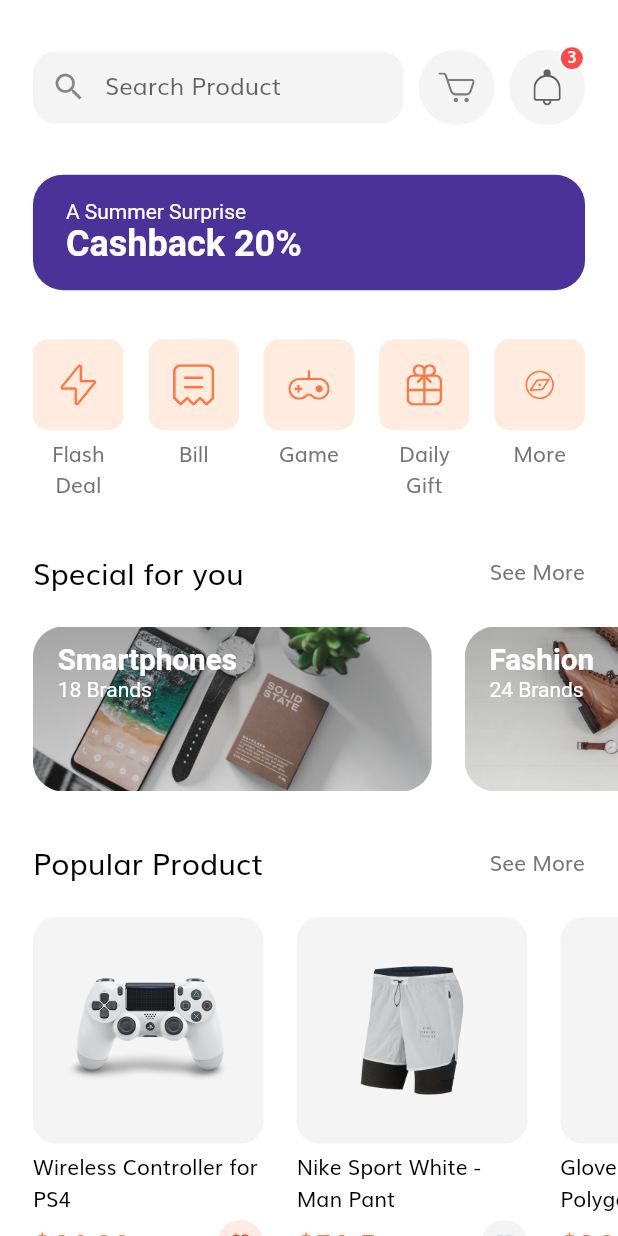
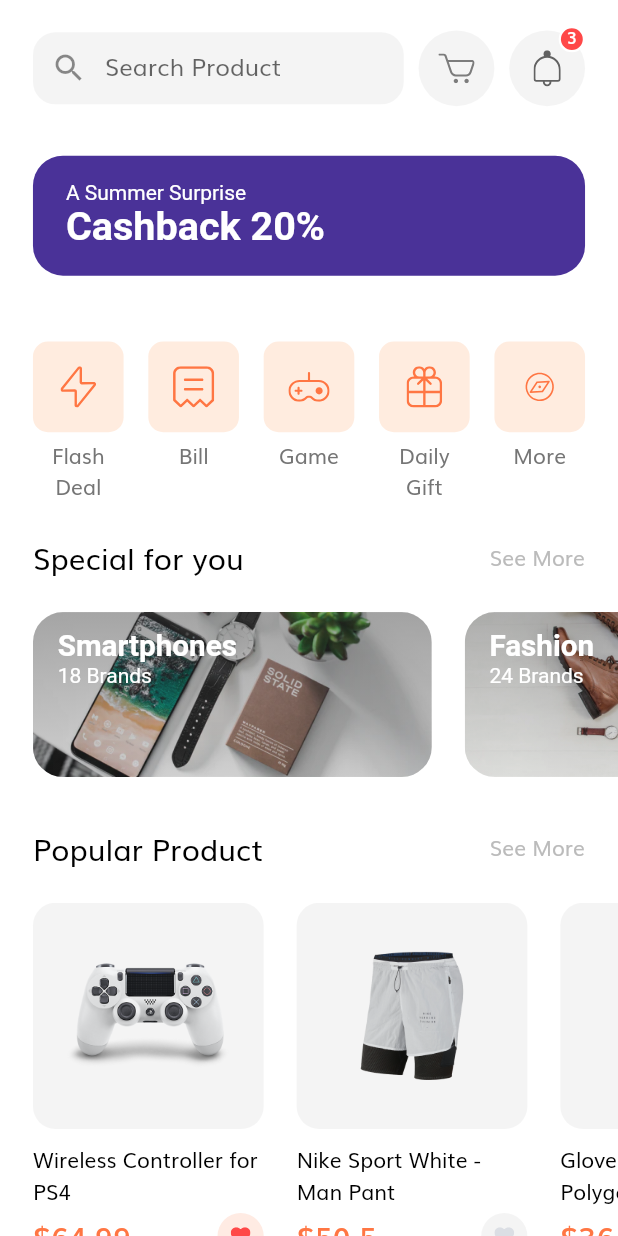
Before and after one commit to ElXak/e_shop, a Flutter app: the HomeScreen screen opened by its route, on a phone screen of 412 x 824 dp. Run offline on Flutter 3.47's test engine with Material 2 defaults, Android fonts, the phone set to English and light mode, and no system bars; our stand-ins replace flutter_svg.

```diff
--- a/lib/components/default_button.dart
+++ b/lib/components/default_button.dart
@@ -8,12 +8,10 @@ class DefaultButton extends StatelessWidget {
     Key key,
     this.text,
     this.onPress,
-    this.after,
   }) : super(key: key);
 
   final String text;
   final Function onPress;
-  final double after;
 
   @override
   Widget build(BuildContext context) {
--- a/lib/components/form_builder.dart
+++ b/lib/components/form_builder.dart
@@ -277,7 +277,7 @@ class _FormBuilderState extends State<FormBuilder> {
       children: [
         Text('This code will expire in '),
         TweenAnimationBuilder(
-          tween: Tween(begin: 30.0, end: 0),
+          tween: Tween(begin: 30.0, end: 0.0),
           duration: Duration(seconds: 30), // because we allow user 30s
           builder: (context, vale, child) => Text(
             '00:${vale.toInt()}',
@@ -401,6 +401,7 @@ class _FormBuilderState extends State<FormBuilder> {
           Text(
             'By continuing you confirm that you agree \nwith our Term and Condition',
             textAlign: TextAlign.center,
+            style: Theme.of(context).textTheme.caption,
           ),
         ];
         break;
--- a/lib/components/icon_btn_with_counter.dart
+++ b/lib/components/icon_btn_with_counter.dart
@@ -20,7 +20,7 @@ class IconBtnWithCounter extends StatelessWidget {
   Widget build(BuildContext context) {
     return InkWell(
       onTap: onPress,
-      borderRadius: BorderRadius.circular(50),
+      borderRadius: BorderRadius.circular(100),
       child: Stack(
         overflow: Overflow.visible,
         children: [
--- a/lib/components/product_card.dart
+++ b/lib/components/product_card.dart
@@ -11,18 +11,23 @@ class ProductCard extends StatelessWidget {
     this.width = 140,
     this.aspectRatio = 1.02,
     @required this.product,
+    @required this.onPress,
   }) : super(key: key);
 
   final double width, aspectRatio;
   final Product product;
+  final GestureTapCallback onPress;
 
   @override
   Widget build(BuildContext context) {
     return Padding(
       padding: EdgeInsets.only(left: getProportionateScreenWidth(20)),
+      child: GestureDetector(
+        onTap: onPress,
         child: SizedBox(
           width: getProportionateScreenWidth(width),
           child: Column(
+            crossAxisAlignment: CrossAxisAlignment.start,
             children: [
               AspectRatio(
                 aspectRatio: aspectRatio,
@@ -35,7 +40,7 @@ class ProductCard extends StatelessWidget {
                   child: Image.asset(product.images[0]),
                 ),
               ),
-            const SizedBox(height: 5),
+              SizedBox(height: 10),
               SizedBox(
                 height: 46,
                 child: Text(
@@ -56,7 +61,7 @@ class ProductCard extends StatelessWidget {
                     ),
                   ),
                   InkWell(
-                  borderRadius: BorderRadius.circular(30),
+                    borderRadius: BorderRadius.circular(50),
                     onTap: () {
                       //TODO add to the favorites and like it
                     },
@@ -83,6 +88,7 @@ class ProductCard extends StatelessWidget {
             ],
           ),
         ),
+      ),
     );
   }
 }
--- a/lib/components/search_field.dart
+++ b/lib/components/search_field.dart
@@ -12,7 +12,6 @@ class SearchField extends StatelessWidget {
   Widget build(BuildContext context) {
     return Container(
       width: SizeConfig.screenWidth * 0.6,
-      // height: 50,
       decoration: BoxDecoration(
         color: kSecondaryColor.withOpacity(0.1),
         borderRadius: BorderRadius.circular(15),
@@ -20,8 +19,10 @@ class SearchField extends StatelessWidget {
       child: TextField(
         onChanged: (value) {
           //TODO Search value
+          print(value);
         },
         decoration: InputDecoration(
+          border: InputBorder.none,
           enabledBorder: InputBorder.none,
           focusedBorder: InputBorder.none,
           hintText: 'Search Product',
--- a/lib/components/text_field_properties.dart
+++ b/lib/components/text_field_properties.dart
@@ -1,4 +1,4 @@
-import 'package:e_shop/enums.dart';
+import '../enums.dart';
 
 class TextFieldProperties {
   TextFieldProperties({
--- a/lib/constants.dart
+++ b/lib/constants.dart
@@ -7,12 +7,13 @@ const kPrimaryLightColor = Color(0xFFFFECDF);
 const kPrimaryGradientColor = LinearGradient(
   begin: Alignment.topLeft,
   end: Alignment.bottomRight,
-  colors: [Color(0xFFFFA53E), Color(0xFFFF7643)],
+  colors: [Color(0xFFFFA53E), kPrimaryColor],
 );
 const kSecondaryColor = Color(0xFF979797);
 const kTextColor = Color(0xFF757575);
 
 const kAnimationDuration = Duration(milliseconds: 200);
+const kDefaultDuration = Duration(milliseconds: 250);
 
 final kHeadingStyle = TextStyle(
   fontSize: getProportionateScreenWidth(28),
@@ -31,7 +32,7 @@ final kOtpInputDecoration = InputDecoration(
 );
 
 final kOutlineInputBorder = OutlineInputBorder(
-  borderRadius: BorderRadius.circular(15),
+  borderRadius: BorderRadius.circular(getProportionateScreenWidth(15)),
   borderSide: BorderSide(color: kTextColor),
 );
 
--- a/lib/main.dart
+++ b/lib/main.dart
@@ -4,9 +4,7 @@ import 'screens/splash/splash_screen.dart';
 import 'routs.dart';
 import 'theme.dart';
 
-void main() {
-  runApp(MyApp());
-}
+void main() => runApp(MyApp());
 
 class MyApp extends StatelessWidget {
   // This widget is the root of your application.
--- a/lib/models/Product.dart
+++ b/lib/models/Product.dart
@@ -1,6 +1,7 @@
 import 'package:flutter/material.dart';
 
 class Product {
+  final int id;
   final String title, description;
   final List<String> images;
   final List<Color> colors;
@@ -8,14 +9,15 @@ class Product {
   final bool isFavorite, isPopular;
 
   Product({
+    @required this.id,
     @required this.title,
     @required this.description,
     @required this.images,
     @required this.colors,
     @required this.price,
-    this.rating,
-    this.isFavorite,
-    this.isPopular,
+    this.rating = 0.0,
+    this.isFavorite = false,
+    this.isPopular = false,
   });
 }
 
@@ -23,6 +25,7 @@ class Product {
 
 List<Product> demoProducts = [
   Product(
+    id: 1,
     title: 'Wireless Controller for PS4',
     description: description,
     images: [
@@ -43,6 +46,7 @@ List<Product> demoProducts = [
     isPopular: true,
   ),
   Product(
+    id: 2,
     title: 'Nike Sport White - Man Pant',
     description: description,
     images: [
@@ -60,6 +64,7 @@ List<Product> demoProducts = [
     isPopular: true,
   ),
   Product(
+    id: 3,
     title: 'Gloves XC Omega - Polygon',
     description: description,
     images: [
@@ -77,6 +82,7 @@ List<Product> demoProducts = [
     isPopular: true,
   ),
   Product(
+    id: 4,
     title: 'Logitech Head',
     description: description,
     images: [
@@ -91,8 +97,9 @@ List<Product> demoProducts = [
     price: 20.20,
     rating: 4.1,
     isFavorite: true,
+    isPopular: false,
   ),
 ];
 
 const String description =
-    'Wireless Controller for PS4 gives you what you want in your gaming from over precision';
+    'Wireless Controller for PS4 gives you what you want in your gaming from over precision control your game to sharing...';
--- a/lib/routs.dart
+++ b/lib/routs.dart
@@ -8,6 +8,7 @@ import 'screens/sign_up/sign_up_screen.dart';
 import 'screens/complete_profile/complete_profile_screen.dart';
 import 'screens/otp/otp_screen.dart';
 import 'screens/home/home_screen.dart';
+import 'screens/details/details_screen.dart';
 
 // We use name routes
 // All our routes will be available here
@@ -20,4 +21,5 @@ final Map<String, WidgetBuilder> routes = {
   CompleteProfileScreen.routeName: (context) => CompleteProfileScreen(),
   OTPScreen.routeName: (context) => OTPScreen(),
   HomeScreen.routeName: (context) => HomeScreen(),
+  DetailsScreen.routeName: (context) => DetailsScreen(),
 };
--- a/lib/screens/complete_profile/components/body.dart
+++ b/lib/screens/complete_profile/components/body.dart
@@ -11,10 +11,10 @@ class Body extends StatelessWidget {
     return ScrollingBody(
       child: FormBuilder(
         formName: FormName.completeProfile,
-        beforeHeader: 0.02,
+        beforeHeader: 0.04,
         title: 'Complete Profile',
         text: 'Complete your details or continue \nwith social media',
-        afterHeader: 0.05,
+        afterHeader: 0.08,
         textFields: [
           TextFieldType.firstName,
           TextFieldType.lastName,
--- a/lib/screens/home/components/body.dart
+++ b/lib/screens/home/components/body.dart
@@ -14,13 +14,11 @@ class Body extends StatelessWidget {
       child: SingleChildScrollView(
         child: Column(
           children: [
-            SizedBox(height: getProportionateScreenWidth(30)),
+            SizedBox(height: getProportionateScreenHeight(20)),
             HomeHeader(),
-            SizedBox(height: getProportionateScreenWidth(30)),
+            SizedBox(height: getProportionateScreenWidth(10)),
             DiscountBanner(),
-            SizedBox(height: getProportionateScreenWidth(30)),
             Categories(),
-            SizedBox(height: getProportionateScreenWidth(30)),
             SpecialOffers(),
             SizedBox(height: getProportionateScreenWidth(30)),
             PopularProducts(),
--- a/lib/screens/home/components/categories.dart
+++ b/lib/screens/home/components/categories.dart
@@ -1,6 +1,7 @@
 import 'package:flutter/material.dart';
 import 'package:flutter_svg/flutter_svg.dart';
 
+import '../../../constants.dart';
 import '../../../size_config.dart';
 import 'categories_data.dart';
 
@@ -8,13 +9,11 @@ class Categories extends StatelessWidget {
   @override
   Widget build(BuildContext context) {
     return Padding(
-      padding:
-          EdgeInsets.symmetric(horizontal: getProportionateScreenWidth(20)),
+      padding: EdgeInsets.all(getProportionateScreenWidth(20)),
       child: Row(
         mainAxisAlignment: MainAxisAlignment.spaceBetween,
         crossAxisAlignment: CrossAxisAlignment.start,
-        children: [
-          ...List.generate(
+        children: List.generate(
           categories.length,
           (index) => CategoryCard(
             icon: categories[index]['icon'],
@@ -23,8 +22,7 @@ class Categories extends StatelessWidget {
               //TODO Go to Category
             },
           ),
-          )
-        ],
+        ),
       ),
     );
   }
@@ -49,18 +47,17 @@ class CategoryCard extends StatelessWidget {
         width: getProportionateScreenWidth(55),
         child: Column(
           children: [
-            AspectRatio(
-              aspectRatio: 1,
-              child: Container(
+            Container(
               padding: EdgeInsets.all(getProportionateScreenWidth(15)),
+              height: getProportionateScreenWidth(55),
+              width: getProportionateScreenWidth(55),
               decoration: BoxDecoration(
-                  color: Color(0xFFFFECDF),
+                color: kPrimaryLightColor,
                 borderRadius: BorderRadius.circular(10),
               ),
               child: SvgPicture.asset(icon),
             ),
-            ),
-            const SizedBox(height: 5),
+            SizedBox(height: 5),
             Text(text, textAlign: TextAlign.center),
           ],
         ),
--- a/lib/screens/home/components/discount_banner.dart
+++ b/lib/screens/home/components/discount_banner.dart
@@ -10,7 +10,7 @@ class DiscountBanner extends StatelessWidget {
   @override
   Widget build(BuildContext context) {
     return Container(
-      margin: EdgeInsets.symmetric(horizontal: getProportionateScreenWidth(20)),
+      margin: EdgeInsets.all(getProportionateScreenWidth(20)),
       padding: EdgeInsets.symmetric(
         horizontal: getProportionateScreenWidth(20),
         vertical: getProportionateScreenWidth(15),
@@ -23,12 +23,15 @@ class DiscountBanner extends StatelessWidget {
       ),
       child: Text.rich(
         TextSpan(
-          text: 'A Summer Surprise\n',
           style: TextStyle(color: Colors.white),
           children: [
+            TextSpan(text: 'A Summer Surprise\n'),
             TextSpan(
               text: 'Cashback 20%',
-              style: TextStyle(fontSize: 24, fontWeight: FontWeight.bold),
+              style: TextStyle(
+                fontSize: getProportionateScreenWidth(24),
+                fontWeight: FontWeight.bold,
+              ),
             ),
           ],
         ),
--- a/lib/screens/home/components/popular_products.dart
+++ b/lib/screens/home/components/popular_products.dart
@@ -3,6 +3,7 @@ import 'package:flutter/material.dart';
 import '../../../size_config.dart';
 import '../../../models/Product.dart';
 import '../../../components/product_card.dart';
+import '../../details/details_screen.dart';
 import 'section_title.dart';
 
 class PopularProducts extends StatelessWidget {
@@ -15,7 +16,7 @@ class PopularProducts extends StatelessWidget {
     return Column(
       children: [
         SectionTitle(
-            text: 'Popular Product',
+            title: 'Popular Product',
             onPress: () {
               //TODO Go to more products
             }),
@@ -28,9 +29,22 @@ class PopularProducts extends StatelessWidget {
             children: [
               ...List.generate(
                 demoProducts.length,
-                (index) => ProductCard(
-                  product: demoProducts[index],
-                ),
+                (index) {
+                  if (demoProducts[index].isPopular)
+                    return ProductCard(
+                      product: demoProducts[index],
+                      onPress: () => Navigator.pushNamed(
+                        context,
+                        DetailsScreen.routeName,
+                        // Pass product to details screen
+                        arguments: ProductDetailsArguments(
+                          product: demoProducts[index],
+                        ),
+                      ),
+                    );
+
+                  return SizedBox.shrink(); // by default width and height are 0
+                },
               ),
               SizedBox(width: getProportionateScreenWidth(20))
             ],
--- a/lib/screens/home/components/section_title.dart
+++ b/lib/screens/home/components/section_title.dart
@@ -5,11 +5,11 @@ import '../../../size_config.dart';
 class SectionTitle extends StatelessWidget {
   const SectionTitle({
     Key key,
-    @required this.text,
+    @required this.title,
     @required this.onPress,
   }) : super(key: key);
 
-  final String text;
+  final String title;
   final GestureTapCallback onPress;
   @override
   Widget build(BuildContext context) {
@@ -20,7 +20,7 @@ class SectionTitle extends StatelessWidget {
         mainAxisAlignment: MainAxisAlignment.spaceBetween,
         children: [
           Text(
-            text,
+            title,
             style: TextStyle(
               fontSize: getProportionateScreenWidth(18),
               color: Colors.black,
@@ -28,7 +28,10 @@ class SectionTitle extends StatelessWidget {
           ),
           GestureDetector(
             onTap: onPress,
-            child: Text('See More'),
+            child: Text(
+              'See More',
+              style: TextStyle(color: Color(0xFFBBBBBB)),
+            ),
           ),
         ],
       ),
--- a/lib/screens/home/components/special_offers.dart
+++ b/lib/screens/home/components/special_offers.dart
@@ -13,7 +13,7 @@ class SpecialOffers extends StatelessWidget {
     return Column(
       children: [
         SectionTitle(
-          text: 'Special for you',
+          title: 'Special for you',
           onPress: () {
             //TODO Go to more offers
           },
@@ -65,6 +65,8 @@ class SpecialOfferCard extends StatelessWidget {
   Widget build(BuildContext context) {
     return Padding(
       padding: EdgeInsets.only(left: getProportionateScreenWidth(20)),
+      child: GestureDetector(
+        onTap: onPress,
         child: SizedBox(
           width: getProportionateScreenWidth(242),
           height: getProportionateScreenWidth(100),
@@ -113,6 +115,7 @@ class SpecialOfferCard extends StatelessWidget {
             ),
           ),
         ),
+      ),
     );
   }
 }
```
Also changed, not shown: lib/screens/details/details_screen.dart (added, +60 -0 lines), lib/screens/sign_up/components/body.dart (+4 -4 lines). Lines whose indentation alone changed are shown as unchanged.
